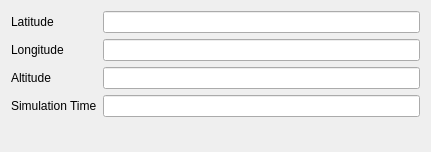
Before: the Qt Designer form src/UserInterface/src/Widget/WaypointWidget.ui in till213/SkyDolly, drawn with Qt 5.
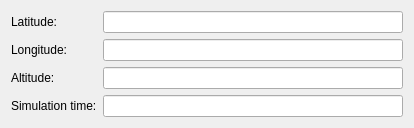
After: the same form once the commit is applied.

Patch:
```diff
--- a/src/UserInterface/src/Widget/WaypointWidget.ui
+++ b/src/UserInterface/src/Widget/WaypointWidget.ui
@@ -6,8 +6,8 @@
    <rect>
     <x>0</x>
     <y>0</y>
-    <width>431</width>
-    <height>152</height>
+    <width>406</width>
+    <height>124</height>
    </rect>
   </property>
   <property name="windowTitle">
@@ -17,7 +17,7 @@
    <item row="0" column="0">
     <widget class="QLabel" name="label_9">
      <property name="text">
-      <string>Latitude</string>
+      <string>Latitude:</string>
      </property>
     </widget>
    </item>
@@ -37,7 +37,7 @@
    <item row="1" column="0">
     <widget class="QLabel" name="label_10">
      <property name="text">
-      <string>Longitude</string>
+      <string>Longitude:</string>
      </property>
     </widget>
    </item>
@@ -57,7 +57,7 @@
    <item row="2" column="0">
     <widget class="QLabel" name="label_11">
      <property name="text">
-      <string>Altitude</string>
+      <string>Altitude:</string>
      </property>
     </widget>
    </item>
@@ -77,7 +77,7 @@
    <item row="3" column="0">
     <widget class="QLabel" name="label">
      <property name="text">
-      <string>Simulation Time</string>
+      <string>Simulation time:</string>
      </property>
     </widget>
    </item>
```
